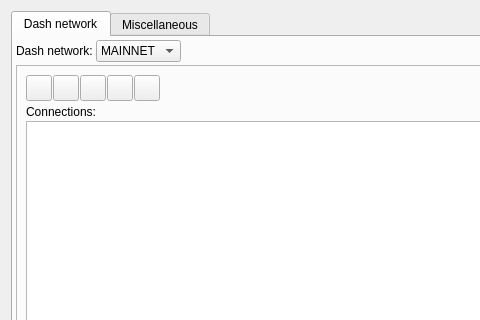
Old version of the form src/ui/ui_config_dlg.ui in the repository mygirl8893/crown-masternode-tool; both pictures show x 0 to 480 and y 0 to 320 of the 667 by 440 pixel window.
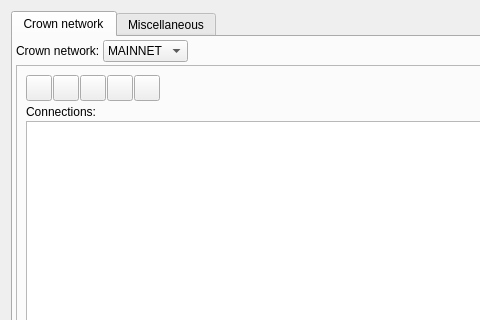
New version of the form.

What changed in the file:
```diff
--- a/src/ui/ui_config_dlg.ui
+++ b/src/ui/ui_config_dlg.ui
@@ -36,7 +36,7 @@
      </property>
      <widget class="QWidget" name="tabDashd">
       <attribute name="title">
-       <string>Dash network</string>
+       <string>Crown network</string>
       </attribute>
       <layout class="QVBoxLayout" name="verticalLayout_3">
        <property name="spacing">
@@ -59,7 +59,7 @@
          <item>
           <widget class="QLabel" name="label_2">
            <property name="text">
-            <string>Dash network:</string>
+            <string>Crown network:</string>
            </property>
           </widget>
          </item>
```
Left out of the diff: 6 changed lines with no effect on the pictures.
